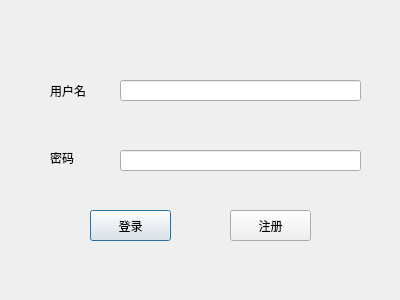
Qt form Clinet/yuanLiTalk/dialog.ui (StarGazerUmaLuvBai/YuanLiTalk-Clinet) before a commit.
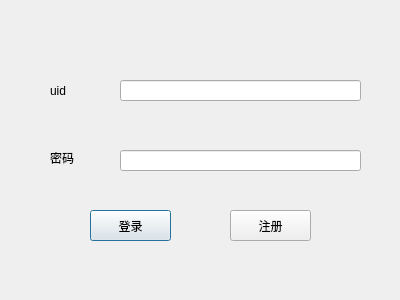
The same form after that commit.

What changed in the file:
```diff
--- a/Clinet/yuanLiTalk/dialog.ui
+++ b/Clinet/yuanLiTalk/dialog.ui
@@ -49,7 +49,7 @@
     </rect>
    </property>
    <property name="text">
-    <string>用户名</string>
+    <string>uid</string>
    </property>
   </widget>
   <widget class="QLineEdit" name="lineEdit">
```
